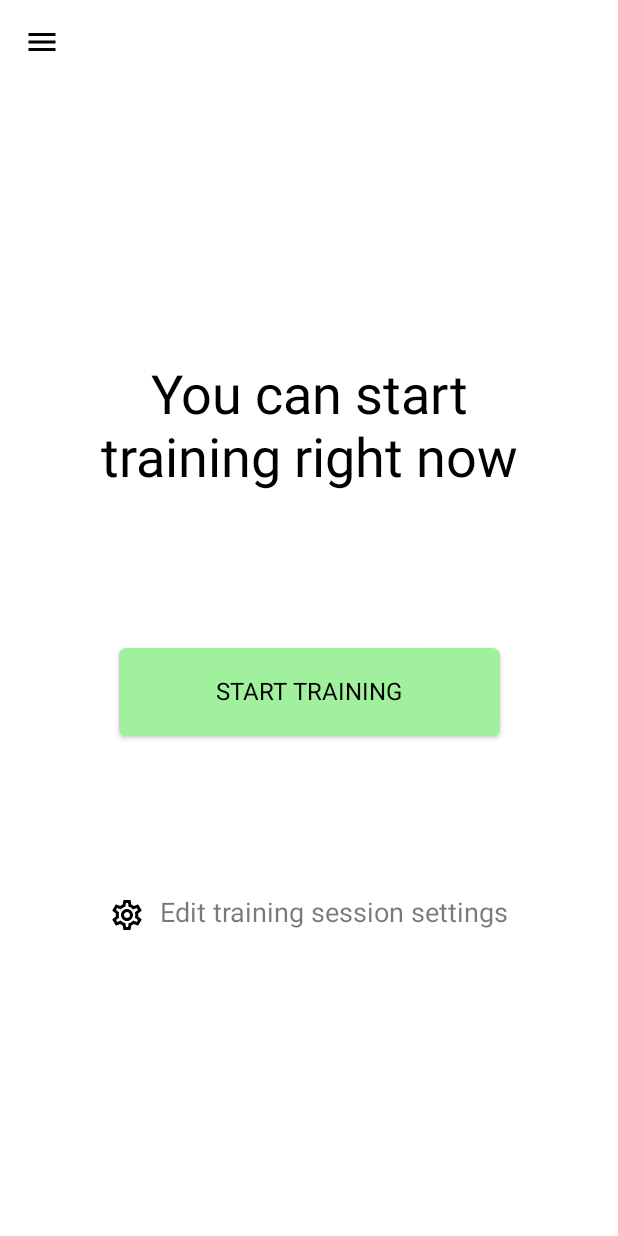
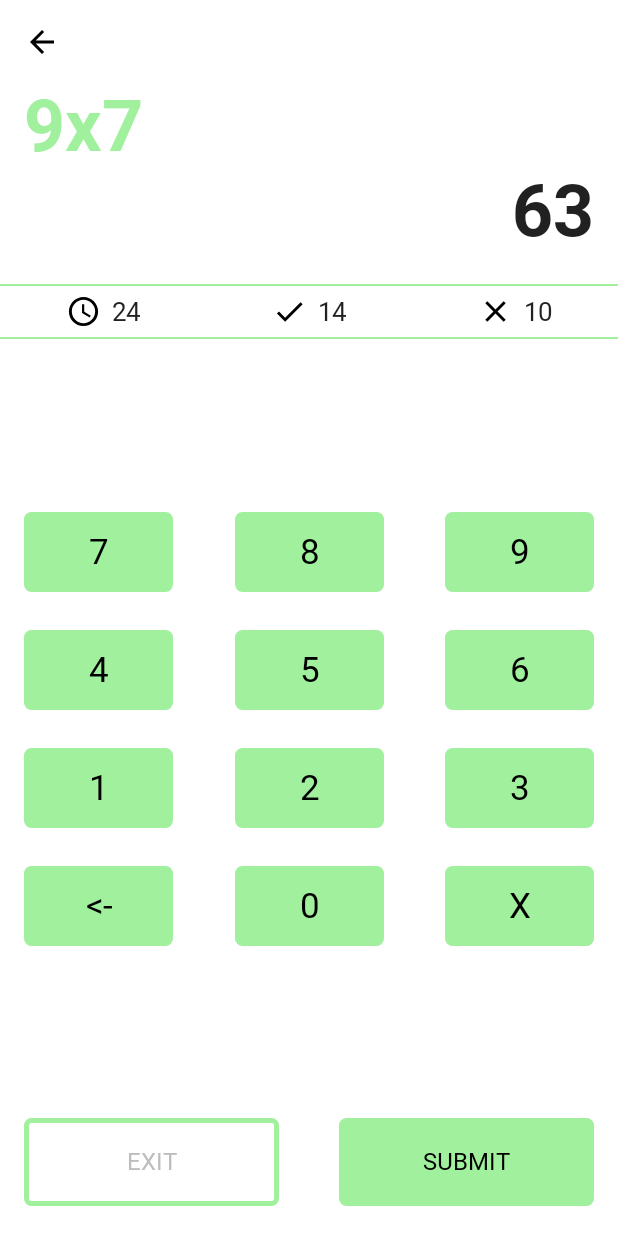
Before and after one commit to RomchiLolchi/SuperSchoolboyRemastered, an Android app built with Jetpack Compose: the MainActivity screen opened directly, with no data from a screen before it, after a tap on "START TRAINING", on a phone screen of 412 x 824 dp. Run offline under Robolectric (Android 15) with nearby library versions, the phone set to English and light mode, and no system bars.

Commit message:
- Design of TrainingActivity is fully completed - Dependency of Firebase (at all; and Analytics) was added to project - Problems with the R class in project's classes were fixed - In some places, the general following of the code style has been fixed

```diff
--- a/app/build.gradle
+++ b/app/build.gradle
@@ -1,6 +1,7 @@
 plugins {
     id 'com.android.application'
     id 'kotlin-android'
+    id 'com.google.gms.google-services'
 }
 
 android {
@@ -67,6 +68,10 @@ dependencies {
     androidTestImplementation "androidx.compose.ui:ui-test-junit4:$compose_version"
     implementation "androidx.compose.material:material-icons-extended:$compose_version"
 
+    //Firebase
+    implementation platform('com.google.firebase:firebase-bom:29.0.0')
+    implementation 'com.google.firebase:firebase-analytics-ktx'
+
     //Test implementations
     testImplementation 'junit:junit:4.13.2'
     androidTestImplementation 'androidx.test.ext:junit:1.1.3'
--- a/app/src/main/AndroidManifest.xml
+++ b/app/src/main/AndroidManifest.xml
@@ -10,6 +10,11 @@
         android:roundIcon="@mipmap/superschoolboy_remastered_icon_round"
         android:supportsRtl="true"
         android:theme="@style/Theme.SuperSchoolboyRemastered">
+        <activity
+            android:name=".activity.TrainingActivity"
+            android:exported="false"
+            android:label="@string/title_activity_training"
+            android:theme="@style/Theme.SuperSchoolboyRemastered.NoActionBar" />
         <activity
             android:name=".activity.LoginActivity"
             android:exported="false" />
--- a/app/src/main/java/com/oftatech/superschoolboyremastered/activity/MainActivity.kt
+++ b/app/src/main/java/com/oftatech/superschoolboyremastered/activity/MainActivity.kt
@@ -1,5 +1,7 @@
 package com.oftatech.superschoolboyremastered.activity
 
+import android.app.Activity
+import android.content.Context
 import android.content.Intent
 import android.os.Bundle
 import androidx.activity.ComponentActivity
@@ -21,6 +23,7 @@ import androidx.compose.ui.Alignment
 import androidx.compose.ui.Modifier
 import androidx.compose.ui.draw.alpha
 import androidx.compose.ui.graphics.RectangleShape
+import androidx.compose.ui.platform.LocalContext
 import androidx.compose.ui.res.stringResource
 import androidx.compose.ui.text.font.FontWeight
 import androidx.compose.ui.text.style.TextAlign
@@ -41,6 +44,7 @@ class MainActivity : ComponentActivity() {
             MainAppContent {
                 appSetup()
                 MainActivityScreenContent()
+                //TODO Реализовать проверку на установку последней версии!!! (Firebase)
             }
         }
 
@@ -54,11 +58,15 @@ class MainActivity : ComponentActivity() {
 }
 
 @Composable
-private fun MainActivityScreenContent() {
+private fun MainActivityScreenContent(
+    modifier: Modifier = Modifier,
+) {
+    val activity = LocalContext.current as Activity
     val coroutineScope = rememberCoroutineScope()
     val scaffoldState = rememberScaffoldState()
 
     Scaffold(
+        modifier = modifier,
         topBar = {
             Row(
                 modifier = Modifier
@@ -76,7 +84,10 @@ private fun MainActivityScreenContent() {
                         coroutineScope.launch {
                             scaffoldState.drawerState.open()
                         }
-                    }, imageVector = Icons.Outlined.Menu, contentDescription = stringResource(id = R.string.menu_text))
+                    },
+                    imageVector = Icons.Outlined.Menu,
+                    contentDescription = stringResource(id = R.string.menu_text),
+                )
             }
         },
         drawerContent = {
@@ -103,35 +114,65 @@ private fun MainActivityScreenContent() {
                 color = MaterialTheme.colors.onBackground,
                 textAlign = TextAlign.Center
             )
-            PrimaryTextButton(modifier = Modifier
-                .width(254.dp)
-                .padding(bottom = 107.dp), text = stringResource(id = R.string.start_training_text).uppercase()
+            PrimaryTextButton(
+                modifier = Modifier
+                    .width(254.dp)
+                    .padding(bottom = 107.dp),
+                text = stringResource(id = R.string.start_training_text).uppercase()
             ) {
-
+                openTrainingActivity(activity)
             }
             Row {
-                Image(imageVector = Icons.Outlined.Settings, contentDescription = stringResource(id = R.string.settings_text))
+                Image(
+                    imageVector = Icons.Outlined.Settings,
+                    contentDescription = stringResource(id = R.string.settings_text)
+                )
                 Spacer(modifier = Modifier.width(10.dp))
-                Text(modifier = Modifier.alpha(0.6F), text = stringResource(id = R.string.edit_training_session_settings_text), fontSize = 18.sp)
+                Text(
+                    modifier = Modifier.alpha(0.6F),
+                    text = stringResource(id = R.string.edit_training_session_settings_text),
+                    fontSize = 18.sp
+                )
             }
         }
     }
 }
 
+private fun openTrainingActivity(context: Context) {
+    context.startActivity(Intent(context, TrainingActivity::class.java))
+}
+
 @Composable
-private fun MainActivityDrawerContent() {
+private fun MainActivityDrawerContent(
+    modifier: Modifier = Modifier,
+) {
     Column(
-        modifier = Modifier
+        modifier = modifier
             .fillMaxSize(),
         verticalArrangement = Arrangement.Top,
         horizontalAlignment = Alignment.Start
     ) {
         ProfileDrawerTab()
-        DrawerTab(sectionName = stringResource(id = R.string.training_text), icon = Icons.Outlined.FitnessCenter)
-        DrawerTab(sectionName = stringResource(id = R.string.settings_text), icon = Icons.Outlined.Settings)
-        DrawerTab(sectionName = stringResource(id = R.string.statistics_text), icon = Icons.Outlined.Analytics)
-        DrawerTab(sectionName = stringResource(id = R.string.info_for_adults), icon = Icons.Outlined.EscalatorWarning)
-        DrawerTab(sectionName = stringResource(id = R.string.info_for_kids), icon = Icons.Outlined.ChildCare)
+        DrawerTab(
+            sectionName = stringResource(id = R.string.training_text),
+            icon = Icons.Outlined.FitnessCenter
+        )
+        DrawerTab(
+            sectionName = stringResource(id = R.string.settings_text),
+            icon = Icons.Outlined.Settings
+        )
+        DrawerTab(
+            sectionName = stringResource(id = R.string.statistics_text),
+            icon = Icons.Outlined.Analytics
+        )
+        DrawerTab(
+            sectionName = stringResource(id = R.string.info_for_adults),
+            icon = Icons.Outlined.EscalatorWarning
+        )
+        DrawerTab(
+            sectionName = stringResource(id = R.string.info_for_kids),
+            icon = Icons.Outlined.ChildCare
+        )
         DrawerTab(sectionName = stringResource(id = R.string.about_app), icon = Icons.Outlined.Info)
     }
 }
--- /dev/null
+++ b/app/src/main/java/com/oftatech/superschoolboyremastered/activity/TrainingActivity.kt
@@ -0,0 +1,318 @@
+package com.oftatech.superschoolboyremastered.activity
+
+import android.app.Activity
+import android.os.Bundle
+import android.service.autofill.OnClickAction
+import androidx.activity.ComponentActivity
+import androidx.activity.compose.setContent
+import androidx.compose.foundation.Image
+import androidx.compose.foundation.clickable
+import androidx.compose.foundation.interaction.MutableInteractionSource
+import androidx.compose.foundation.layout.*
+import androidx.compose.material.Divider
+import androidx.compose.material.MaterialTheme
+import androidx.compose.material.Scaffold
+import androidx.compose.material.Text
+import androidx.compose.material.icons.Icons
+import androidx.compose.material.icons.outlined.*
+import androidx.compose.runtime.Composable
+import androidx.compose.runtime.remember
+import androidx.compose.ui.Alignment
+import androidx.compose.ui.Modifier
+import androidx.compose.ui.platform.LocalContext
+import androidx.compose.ui.res.stringResource
+import androidx.compose.ui.text.font.FontStyle
+import androidx.compose.ui.text.font.FontWeight
+import androidx.compose.ui.unit.dp
+import androidx.compose.ui.unit.sp
+import com.oftatech.superschoolboyremastered.R
+import com.oftatech.superschoolboyremastered.ui.PrimaryTextButton
+import com.oftatech.superschoolboyremastered.ui.SecondaryTextButton
+import com.oftatech.superschoolboyremastered.ui.theme.Madang
+import com.oftatech.superschoolboyremastered.ui.theme.MainAppContent
+import com.oftatech.superschoolboyremastered.ui.theme.robotoFontFamily
+import com.oftatech.superschoolboyremastered.util.Utils.appSetup
+
+class TrainingActivity : ComponentActivity() {
+    override fun onCreate(savedInstanceState: Bundle?) {
+        super.onCreate(savedInstanceState)
+        setContent {
+            MainAppContent {
+                appSetup()
+                TrainingActivityContent()
+            }
+        }
+    }
+
+    //TODO Сделать диалог при нажатии кнопки назад
+}
+
+@Composable
+private fun TrainingActivityContent(
+    modifier: Modifier = Modifier,
+) {
+    val activity = LocalContext.current as Activity
+
+    Scaffold(
+        modifier = modifier
+            .fillMaxSize(),
+        topBar = {
+            Row(
+                modifier = Modifier
+                    .padding(top = 16.dp)
+                    .fillMaxWidth(),
+                horizontalArrangement = Arrangement.Start,
+                verticalAlignment = Alignment.CenterVertically,
+            ) {
+                Image(
+                    modifier = Modifier
+                        .padding(start = 16.dp)
+                        .clickable(
+                            interactionSource = remember { MutableInteractionSource() },
+                            indication = null
+                        ) {
+                            activity.onBackPressed()
+                        },
+                    imageVector = Icons.Outlined.ArrowBack,
+                    contentDescription = stringResource(id = R.string.back_text),
+                )
+            }
+        },
+    ) {
+        Column(
+            modifier = Modifier.fillMaxSize(),
+            horizontalAlignment = Alignment.CenterHorizontally,
+            verticalArrangement = Arrangement.SpaceBetween,
+        ) {
+            val standardWidth = 380.dp
+            val standardHorizontalPadding = 16.dp
+
+            Column {
+                QuestionAndAnswer(
+                    modifier = Modifier.padding(top = 16.dp),
+                    firstRowModifier = Modifier
+                        .padding(horizontal = 16.dp),
+                    secondRowModifier = Modifier
+                        .padding(horizontal = 16.dp)
+                        .padding(bottom = 20.dp),
+                )
+                StatsBar()
+            }
+            NumericKeyboard(
+                Modifier
+                    .padding(horizontal = standardHorizontalPadding)
+                    .width(standardWidth)
+                    .weight(1f, fill = false),
+            )
+            BottomFunctionalButtonsRow(
+                Modifier
+                    .padding(horizontal = standardHorizontalPadding)
+                    .padding(bottom = 20.dp)
+                    .width(standardWidth),
+            )
+        }
+    }
+}
+
+@Composable
+private fun QuestionAndAnswer(
+    modifier: Modifier = Modifier,
+    firstRowModifier: Modifier = Modifier,
+    secondRowModifier: Modifier = Modifier,
+) {
+    Column(
+        modifier = modifier.fillMaxWidth(),
+        verticalArrangement = Arrangement.SpaceBetween,
+        horizontalAlignment = Alignment.CenterHorizontally,
+    ) {
+        Row(
+            modifier = firstRowModifier.fillMaxWidth(),
+            verticalAlignment = Alignment.CenterVertically,
+            horizontalArrangement = Arrangement.Start,
+        ) {
+            Text(text = "9x7", fontFamily = robotoFontFamily, fontWeight = FontWeight.Bold, fontStyle = FontStyle.Normal, fontSize = 48.sp, color = MaterialTheme.colors.secondary)
+        }
+
+        Row(
+            modifier = secondRowModifier.fillMaxWidth(),
+            verticalAlignment = Alignment.CenterVertically,
+            horizontalArrangement = Arrangement.End,
+        ) {
+            Text(text = "63", fontFamily = robotoFontFamily, fontWeight = FontWeight.Bold, fontStyle = FontStyle.Normal, fontSize = 48.sp)
+        }
+    }
+}
+
+@Composable
+private fun StatsBar(
+    modifier: Modifier = Modifier,
+) {
+    Column(
+        modifier = modifier.fillMaxWidth()
+    ) {
+        Divider(modifier = Modifier
+            .fillMaxWidth()
+            .padding(bottom = 5.dp), color = MaterialTheme.colors.secondary)
+        Row(
+            modifier = Modifier.fillMaxWidth(),
+            verticalAlignment = Alignment.CenterVertically,
+            horizontalArrangement = Arrangement.SpaceAround,
+        ) {
+            Row(
+                verticalAlignment = Alignment.CenterVertically,
+            ) {
+                Image(modifier = Modifier.size(23.dp), imageVector = Icons.Outlined.Schedule, contentDescription = stringResource(
+                    id = R.string.time_left_text
+                ))
+                Spacer(modifier = Modifier.width(7.dp))
+                Text(text = "24", fontFamily = robotoFontFamily, fontWeight = FontWeight.Normal, fontStyle = FontStyle.Normal, fontSize = 17.sp)
+            }
+
+            Row(
+                verticalAlignment = Alignment.CenterVertically,
+            ) {
+                Image(modifier = Modifier.size(23.dp), imageVector = Icons.Outlined.Done, contentDescription = stringResource(
+                    id = R.string.done_right_text
+                ))
+                Spacer(modifier = Modifier.width(7.dp))
+                Text(text = "14", fontFamily = robotoFontFamily, fontWeight = FontWeight.Normal, fontStyle = FontStyle.Normal, fontSize = 17.sp)
+            }
+
+            Row(
+                verticalAlignment = Alignment.CenterVertically,
+            ) {
+                Image(modifier = Modifier.size(23.dp), imageVector = Icons.Outlined.Close, contentDescription = stringResource(
+                    id = R.string.done_incorrect_text
+                ))
+                Spacer(modifier = Modifier.width(7.dp))
+                Text(text = "10", fontFamily = robotoFontFamily, fontWeight = FontWeight.Normal, fontStyle = FontStyle.Normal, fontSize = 17.sp)
+            }
+        }
+        Divider(modifier = Modifier
+            .fillMaxWidth()
+            .padding(top = 5.dp), color = MaterialTheme.colors.secondary)
+    }
+}
+
+@Composable
+private fun NumericKeyboard(
+    modifier: Modifier = Modifier,
+) {
+    Column(
+        modifier = modifier,
+        horizontalAlignment = Alignment.CenterHorizontally,
+        verticalArrangement = Arrangement.SpaceBetween,
+    ) {
+        Row(
+            modifier = Modifier
+                .fillMaxWidth()
+                .padding(bottom = 25.dp),
+            horizontalArrangement = Arrangement.SpaceBetween,
+            verticalAlignment = Alignment.CenterVertically,
+        ) {
+            KeyboardButton(text = "7") {
+
+            }
+            KeyboardButton(text = "8") {
+
+            }
+            KeyboardButton(text = "9") {
+
+            }
+        }
+        Row(
+            modifier = Modifier
+                .fillMaxWidth()
+                .padding(bottom = 25.dp),
+            horizontalArrangement = Arrangement.SpaceBetween,
+            verticalAlignment = Alignment.CenterVertically,
+        ) {
+            KeyboardButton(text = "4") {
+
+            }
+            KeyboardButton(text = "5") {
+
+            }
+            KeyboardButton(text = "6") {
+
+            }
+        }
+        Row(
+            modifier = Modifier
+                .fillMaxWidth()
+                .padding(bottom = 25.dp),
+            horizontalArrangement = Arrangement.SpaceBetween,
+            verticalAlignment = Alignment.CenterVertically,
+        ) {
+            KeyboardButton(text = "1") {
+
+            }
+            KeyboardButton(text = "2") {
+
+            }
+            KeyboardButton(text = "3") {
+
+            }
+        }
+        Row(
+            modifier = Modifier.fillMaxWidth(),
+            horizontalArrangement = Arrangement.SpaceBetween,
+            verticalAlignment = Alignment.CenterVertically,
+        ) {
+            KeyboardButton(text = "<-") {
+
+            }
+            KeyboardButton(text = "0") {
+
+            }
+            KeyboardButton(text = "X") {
+
+            }
+        }
+    }
+}
+
+@Composable
+private fun KeyboardButton(
+    modifier: Modifier = Modifier,
+    text: String,
+    onClickAction: () -> Unit,
+) {
+    PrimaryTextButton(
+        modifier = modifier
+            .width(99.dp),
+        text = text,
+        onClick = onClickAction,
+        textSize = 23.sp,
+        textVerticalPadding = 13.dp,
+    )
+}
+
+@Composable
+private fun BottomFunctionalButtonsRow(
+    modifier: Modifier = Modifier
+) {
+    val activity = LocalContext.current as Activity
+
+    Row(
+        modifier = modifier,
+        verticalAlignment = Alignment.CenterVertically,
+        horizontalArrangement = Arrangement.SpaceBetween,
+    ) {
+        SecondaryTextButton(
+            modifier = Modifier
+                .width(170.dp),
+            text = stringResource(id = R.string.exit_text).uppercase(),
+        ) {
+            activity.onBackPressed()
+        }
+
+        PrimaryTextButton(
+            modifier = Modifier
+                .width(170.dp),
+            text = stringResource(id = R.string.submit_text).uppercase(),
+        ) {
+
+        }
+    }
+}
--- a/app/src/main/java/com/oftatech/superschoolboyremastered/ui/DesignComponents.kt
+++ b/app/src/main/java/com/oftatech/superschoolboyremastered/ui/DesignComponents.kt
@@ -5,7 +5,6 @@ import androidx.compose.foundation.Image
 import androidx.compose.foundation.layout.*
 import androidx.compose.foundation.shape.CircleShape
 import androidx.compose.material.*
-import androidx.compose.material.R
 import androidx.compose.runtime.Composable
 import androidx.compose.ui.Alignment
 import androidx.compose.ui.Modifier
@@ -17,43 +16,60 @@ import androidx.compose.ui.res.painterResource
 import androidx.compose.ui.res.stringResource
 import androidx.compose.ui.text.font.FontStyle
 import androidx.compose.ui.text.font.FontWeight
+import androidx.compose.ui.unit.Dp
+import androidx.compose.ui.unit.TextUnit
 import androidx.compose.ui.unit.dp
 import androidx.compose.ui.unit.sp
 import com.oftatech.superschoolboyremastered.ui.theme.Silver
 import com.oftatech.superschoolboyremastered.ui.theme.White
 import com.oftatech.superschoolboyremastered.ui.theme.robotoFontFamily
+import com.oftatech.superschoolboyremastered.R
 
 @Composable
-fun PrimaryTextButton(modifier: Modifier = Modifier, text: String, onClick: () -> Unit) {
+fun PrimaryTextButton(
+    modifier: Modifier = Modifier,
+    text: String,
+    textSize: TextUnit = 16.sp,
+    textVerticalPadding: Dp = 20.dp,
+    onClick: () -> Unit,
+) {
     Button(
         modifier = modifier,
         onClick = { onClick() },
         colors = ButtonDefaults.buttonColors(backgroundColor = MaterialTheme.colors.secondary, disabledBackgroundColor = Silver, disabledContentColor = White),
         contentPadding = PaddingValues(0.dp),
+        elevation = ButtonDefaults.elevation(0.dp, 0.dp, 0.dp),
     ) {
-        Text(modifier = Modifier.padding(vertical = 20.dp, horizontal = 17.dp), text = text)
+        Text(modifier = Modifier.padding(vertical = textVerticalPadding, horizontal = 17.dp), text = text, fontFamily = robotoFontFamily, fontWeight = FontWeight.Normal, fontStyle = FontStyle.Normal, fontSize = textSize)
     }
 }
 
 @Composable
-fun SecondaryTextButton(modifier: Modifier = Modifier, text: String, onClick: () -> Unit) {
+fun SecondaryTextButton(
+    modifier: Modifier = Modifier,
+    text: String,
+    textSize: TextUnit = 16.sp,
+    onClick: () -> Unit,
+) {
     Button(
         modifier = modifier,
         onClick = { onClick() },
         colors = ButtonDefaults.buttonColors(backgroundColor = Color.Transparent),
         contentPadding = PaddingValues(0.dp),
         border = BorderStroke(3.dp, MaterialTheme.colors.secondary),
-        elevation = ButtonDefaults.elevation(0.dp, 0.dp, 0.dp)
+        elevation = ButtonDefaults.elevation(0.dp, 0.dp, 0.dp),
     ) {
-        Text(modifier = Modifier.padding(vertical = 20.dp, horizontal = 17.dp), text = text, color = Silver)
+        Text(modifier = Modifier.padding(vertical = 20.dp, horizontal = 17.dp), text = text, color = Silver, fontFamily = robotoFontFamily, fontWeight = FontWeight.Normal, fontStyle = FontStyle.Normal, fontSize = textSize)
     }
 }
 
 @Composable
-fun ProfileDrawerTab() {
+fun ProfileDrawerTab(
+    modifier: Modifier = Modifier,
+) {
     //TODO Добавить параметры вместо placeholder'ов
     Column(
-        modifier = Modifier
+        modifier = modifier
             .fillMaxWidth(),
         horizontalAlignment = Alignment.CenterHorizontally,
     ) {
@@ -69,8 +85,8 @@ fun ProfileDrawerTab() {
                     .padding(end = 14.dp)
                     .size(80.dp)
                     .clip(CircleShape),
-                painter = painterResource(id = com.oftatech.superschoolboyremastered.R.drawable.superschoolboy_remastered_round_icon_with_inner_shadow),
-                contentDescription = stringResource(id = com.oftatech.superschoolboyremastered.R.string.user_avatar_text),
+                painter = painterResource(id = R.drawable.superschoolboy_remastered_round_icon_with_inner_shadow),
+                contentDescription = stringResource(id = R.string.user_avatar_text),
                 contentScale = ContentScale.Crop,
             )
 
@@ -92,9 +108,13 @@ fun ProfileDrawerTab() {
 }
 
 @Composable
-fun DrawerTab(sectionName: String, icon: ImageVector) {
+fun DrawerTab(
+    modifier: Modifier = Modifier,
+    sectionName: String,
+    icon: ImageVector,
+) {
     Column(
-        modifier = Modifier
+        modifier = modifier
             .fillMaxWidth()
             .height(50.dp),
         horizontalAlignment = Alignment.Start,
@@ -111,7 +131,7 @@ fun DrawerTab(sectionName: String, icon: ImageVector) {
                     .padding(end = 10.dp)
                     .size(22.dp),
                 imageVector = icon,
-                contentDescription = "$sectionName ${stringResource(id = com.oftatech.superschoolboyremastered.R.string.drawer_tab_icon_text)}",
+                contentDescription = "$sectionName ${stringResource(id = R.string.drawer_tab_icon_text)}",
             )
             Text(
                 text = sectionName,
--- a/app/src/main/java/com/oftatech/superschoolboyremastered/ui/theme/Shape.kt
+++ b/app/src/main/java/com/oftatech/superschoolboyremastered/ui/theme/Shape.kt
@@ -7,5 +7,5 @@ import androidx.compose.ui.unit.dp
 val Shapes = Shapes(
     small = RoundedCornerShape(5.dp),
     medium = RoundedCornerShape(5.dp),
-    large = RoundedCornerShape(0.dp)
+    large = RoundedCornerShape(0.dp),
 )
--- a/app/src/main/java/com/oftatech/superschoolboyremastered/ui/theme/Theme.kt
+++ b/app/src/main/java/com/oftatech/superschoolboyremastered/ui/theme/Theme.kt
@@ -52,6 +52,6 @@ fun SuperSchoolboyRemasteredTheme(
         colors = colors,
         typography = Typography,
         shapes = Shapes,
-        content = content
+        content = content,
     )
 }
--- a/app/src/main/java/com/oftatech/superschoolboyremastered/ui/theme/Type.kt
+++ b/app/src/main/java/com/oftatech/superschoolboyremastered/ui/theme/Type.kt
@@ -54,5 +54,5 @@ val Typography = Typography(
         fontFamily = FontFamily.Default,
         fontWeight = FontWeight.Normal,
         fontSize = 14.sp,
-    )
+    ),
 )
--- a/app/src/main/res/values-night/themes.xml
+++ b/app/src/main/res/values-night/themes.xml
@@ -13,5 +13,6 @@
         <item name="android:statusBarColor" tools:targetApi="l">?attr/colorPrimaryVariant</item>
         <!-- Customize your theme here. -->
         <item name="android:windowLightStatusBar">false</item>
+        <item name="android:forceDarkAllowed" tools:targetApi="q">false</item>
     </style>
 </resources>
--- a/app/src/main/res/values/strings.xml
+++ b/app/src/main/res/values/strings.xml
@@ -12,6 +12,9 @@
     <string name="start_training_text">Start training</string>
     <string name="you_can_start_training_now_text">You can start\ntraining right now</string>
 
+    <string name="exit_text">Exit</string>
+    <string name="submit_text">Submit</string>
+
     <!-- Drawer tabs' texts -->
     <string name="training_text">Training</string>
     <string name="statistics_text">Statistics</string>
@@ -25,4 +28,9 @@
     <string name="settings_text">Settings</string>
     <string name="user_avatar_text">User\'s avatar</string>
     <string name="drawer_tab_icon_text">drawer tab icon</string>
+    <string name="title_activity_training">TrainingActivity</string>
+    <string name="back_text">Back</string>
+    <string name="time_left_text">Time left icon</string>
+    <string name="done_right_text">Done right icon</string>
+    <string name="done_incorrect_text">Done incorrect icon</string>
 </resources>
--- a/build.gradle
+++ b/build.gradle
@@ -10,6 +10,7 @@ buildscript {
     dependencies {
         classpath 'com.android.tools.build:gradle:7.0.3'
         classpath 'org.jetbrains.kotlin:kotlin-gradle-plugin:1.5.31'
+        classpath 'com.google.gms:google-services:4.3.10'
 
         // NOTE: Do not place your application dependencies here; they belong
         // in the individual module build.gradle files
```
Also changed, not shown: 1 other file.
